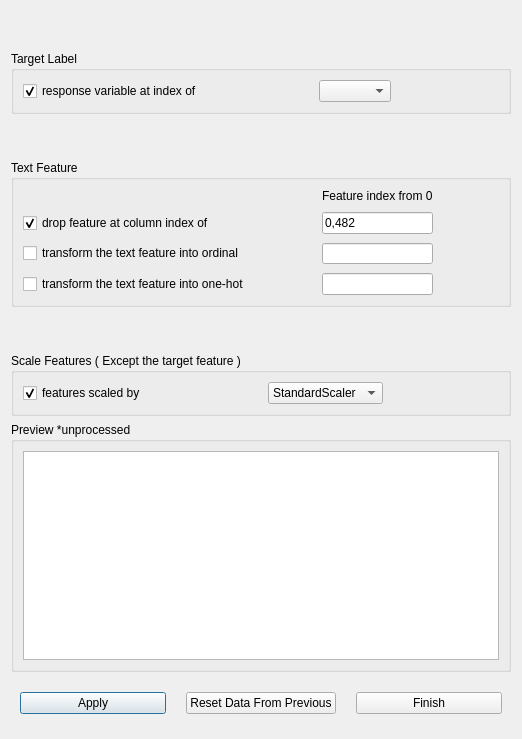
This is GUI_part/data_preprocessing.ui in Hql1998/graduation_design as Qt 5 draws it before an edit. The edited form follows.
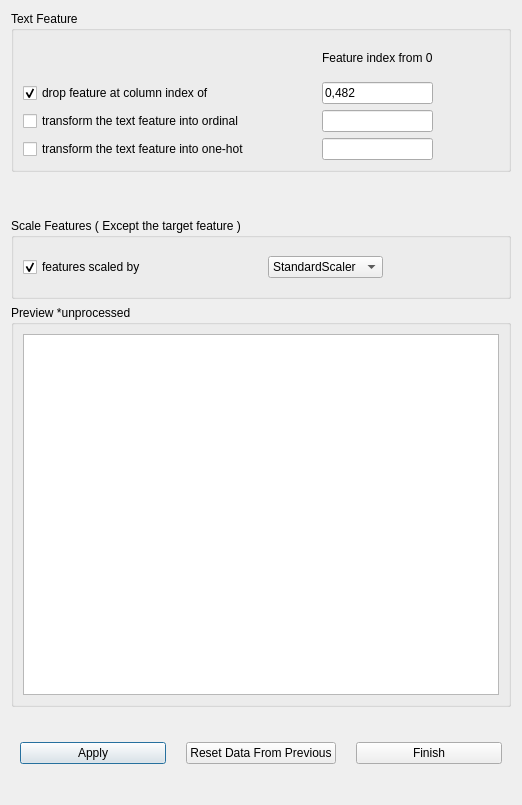
This is the edited form.

What changed in the file:
```diff
--- a/GUI_part/data_preprocessing.ui
+++ b/GUI_part/data_preprocessing.ui
@@ -7,7 +7,7 @@
     <x>0</x>
     <y>0</y>
     <width>518</width>
-    <height>739</height>
+    <height>805</height>
    </rect>
   </property>
   <property name="windowTitle">
@@ -16,90 +16,7 @@
   <property name="styleSheet">
    <string notr="true">background: None;</string>
   </property>
-  <layout class="QVBoxLayout" name="verticalLayout">
-   <item>
-    <spacer name="verticalSpacer_3">
-     <property name="orientation">
-      <enum>Qt::Vertical</enum>
-     </property>
-     <property name="sizeHint" stdset="0">
-      <size>
-       <width>20</width>
-       <height>40</height>
-      </size>
-     </property>
-    </spacer>
-   </item>
-   <item>
-    <widget class="QGroupBox" name="target_label_groupBox">
-     <property name="minimumSize">
-      <size>
-       <width>0</width>
-       <height>50</height>
-      </size>
-     </property>
-     <property name="toolTip">
-      <string>&lt;html&gt;&lt;head/&gt;&lt;body&gt;&lt;p&gt;the class variable you want to predict&lt;/p&gt;&lt;/body&gt;&lt;/html&gt;</string>
-     </property>
-     <property name="title">
-      <string>Target Label</string>
-     </property>
-     <layout class="QGridLayout" name="gridLayout_4">
-      <item row="0" column="3">
-       <spacer name="horizontalSpacer_5">
-        <property name="orientation">
-         <enum>Qt::Horizontal</enum>
-        </property>
-        <property name="sizeHint" stdset="0">
-         <size>
-          <width>40</width>
-          <height>20</height>
-         </size>
-        </property>
-       </spacer>
-      </item>
-      <item row="0" column="2">
-       <widget class="QComboBox" name="target_index_comb"/>
-      </item>
-      <item row="0" column="0">
-       <widget class="QCheckBox" name="set_target_cb">
-        <property name="text">
-         <string>response variable at index of </string>
-        </property>
-        <property name="checked">
-         <bool>true</bool>
-        </property>
-       </widget>
-      </item>
-      <item row="0" column="1">
-       <spacer name="horizontalSpacer_6">
-        <property name="orientation">
-         <enum>Qt::Horizontal</enum>
-        </property>
-        <property name="sizeHint" stdset="0">
-         <size>
-          <width>40</width>
-          <height>20</height>
-         </size>
-        </property>
-       </spacer>
-      </item>
-     </layout>
-    </widget>
-   </item>
-   <item>
-    <spacer name="verticalSpacer_4">
-     <property name="orientation">
-      <enum>Qt::Vertical</enum>
-     </property>
-     <property name="sizeHint" stdset="0">
-      <size>
-       <width>20</width>
-       <height>40</height>
-      </size>
-     </property>
-    </spacer>
-   </item>
+  <layout class="QVBoxLayout" name="verticalLayout" stretch="2,0,1,0,5,1">
    <item>
     <widget class="QGroupBox" name="text_feature_groupBox">
      <property name="minimumSize">
@@ -111,10 +28,17 @@
      <property name="title">
       <string>Text Feature</string>
      </property>
-     <layout class="QGridLayout" name="gridLayout_3">
-      <property name="verticalSpacing">
+     <layout class="QGridLayout" name="gridLayout_2">
+      <property name="topMargin">
        <number>9</number>
       </property>
+      <item row="0" column="2">
+       <widget class="QLabel" name="label_5">
+        <property name="text">
+         <string>Feature index from 0</string>
+        </property>
+       </widget>
+      </item>
       <item row="1" column="0">
        <widget class="QCheckBox" name="drop_feature_by_index_cb">
         <property name="text">
@@ -132,29 +56,6 @@
         </property>
        </widget>
       </item>
-      <item row="0" column="2">
-       <widget class="QLabel" name="label_5">
-        <property name="text">
-         <string>Feature index from 0</string>
-        </property>
-       </widget>
-      </item>
-      <item row="3" column="2">
-       <widget class="QLineEdit" name="onehot_index_le"/>
-      </item>
-      <item row="2" column="3">
-       <spacer name="horizontalSpacer">
-        <property name="orientation">
-         <enum>Qt::Horizontal</enum>
-        </property>
-        <property name="sizeHint" stdset="0">
-         <size>
-          <width>40</width>
-          <height>20</height>
-         </size>
-        </property>
-       </spacer>
-      </item>
       <item row="2" column="0">
        <widget class="QCheckBox" name="trans_into_ordinal_cb">
         <property name="text">
@@ -162,9 +63,35 @@
         </property>
        </widget>
       </item>
+      <item row="2" column="1">
+       <spacer name="horizontalSpacer_2">
+        <property name="orientation">
+         <enum>Qt::Horizontal</enum>
+        </property>
+        <property name="sizeHint" stdset="0">
+         <size>
+          <width>40</width>
+          <height>20</height>
+         </size>
+        </property>
+       </spacer>
+      </item>
       <item row="2" column="2">
        <widget class="QLineEdit" name="ordinal_index_le"/>
       </item>
+      <item row="2" column="3">
+       <spacer name="horizontalSpacer">
+        <property name="orientation">
+         <enum>Qt::Horizontal</enum>
+        </property>
+        <property name="sizeHint" stdset="0">
+         <size>
+          <width>40</width>
+          <height>20</height>
+         </size>
+        </property>
+       </spacer>
+      </item>
       <item row="3" column="0">
        <widget class="QCheckBox" name="trans_into_onehot_cb">
         <property name="text">
@@ -172,18 +99,8 @@
         </property>
        </widget>
       </item>
-      <item row="2" column="1">
-       <spacer name="horizontalSpacer_2">
-        <property name="orientation">
-         <enum>Qt::Horizontal</enum>
-        </property>
-        <property name="sizeHint" stdset="0">
-         <size>
-          <width>40</width>
-          <height>20</height>
-         </size>
-        </property>
-       </spacer>
+      <item row="3" column="2">
+       <widget class="QLineEdit" name="onehot_index_le"/>
       </item>
      </layout>
     </widget>
```
Left out of the diff: 32 changed lines with no effect on the pictures.
